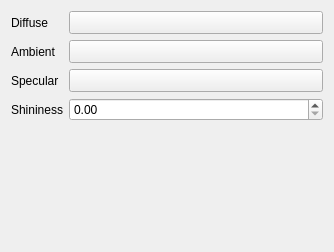
Above: src/ui/3d/phongmaterialwidget.ui from qgis/QGIS before the change. Below: the same form after it.
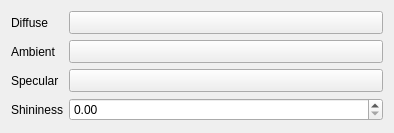
That is the form after the change. Custom widgets are drawn as their Qt base class.

Diff of the .ui file:
```diff
--- a/src/ui/3d/phongmaterialwidget.ui
+++ b/src/ui/3d/phongmaterialwidget.ui
@@ -6,39 +6,30 @@
    <rect>
     <x>0</x>
     <y>0</y>
-    <width>334</width>
-    <height>252</height>
+    <width>394</width>
+    <height>133</height>
    </rect>
   </property>
   <property name="windowTitle">
-   <string>Form</string>
+   <string notr="true">Form</string>
   </property>
-  <layout class="QFormLayout" name="formLayout">
+  <layout class="QGridLayout" name="gridLayout">
+   <item row="3" column="0">
+    <widget class="QLabel" name="lblShininess">
+     <property name="text">
+      <string>Shininess</string>
+     </property>
+    </widget>
+   </item>
    <item row="0" column="0">
-    <widget class="QLabel" name="label">
+    <widget class="QLabel" name="lblDiffuse">
      <property name="text">
       <string>Diffuse</string>
      </property>
     </widget>
    </item>
-   <item row="0" column="1">
-    <widget class="QgsColorButton" name="btnDiffuse">
-     <property name="sizePolicy">
-      <sizepolicy hsizetype="Expanding" vsizetype="Fixed">
-       <horstretch>0</horstretch>
-       <verstretch>0</verstretch>
-      </sizepolicy>
-     </property>
-     <property name="minimumSize">
-      <size>
-       <width>120</width>
-       <height>0</height>
-      </size>
-     </property>
-    </widget>
-   </item>
    <item row="1" column="0">
-    <widget class="QLabel" name="label_2">
+    <widget class="QLabel" name="lblAmbient">
      <property name="text">
       <string>Ambient</string>
      </property>
@@ -60,13 +51,6 @@
      </property>
     </widget>
    </item>
-   <item row="2" column="0">
-    <widget class="QLabel" name="label_3">
-     <property name="text">
-      <string>Specular</string>
-     </property>
-    </widget>
-   </item>
    <item row="2" column="1">
     <widget class="QgsColorButton" name="btnSpecular">
      <property name="sizePolicy">
@@ -83,13 +67,6 @@
      </property>
     </widget>
    </item>
-   <item row="3" column="0">
-    <widget class="QLabel" name="label_4">
-     <property name="text">
-      <string>Shininess</string>
-     </property>
-    </widget>
-   </item>
    <item row="3" column="1">
     <widget class="QgsDoubleSpinBox" name="spinShininess">
      <property name="maximum">
@@ -97,6 +74,29 @@
      </property>
     </widget>
    </item>
+   <item row="0" column="1">
+    <widget class="QgsColorButton" name="btnDiffuse">
+     <property name="sizePolicy">
+      <sizepolicy hsizetype="Expanding" vsizetype="Fixed">
+       <horstretch>0</horstretch>
+       <verstretch>0</verstretch>
+      </sizepolicy>
+     </property>
+     <property name="minimumSize">
+      <size>
+       <width>120</width>
+       <height>0</height>
+      </size>
+     </property>
+    </widget>
+   </item>
+   <item row="2" column="0">
+    <widget class="QLabel" name="lblSpecular">
+     <property name="text">
+      <string>Specular</string>
+     </property>
+    </widget>
+   </item>
   </layout>
  </widget>
  <customwidgets>
```
